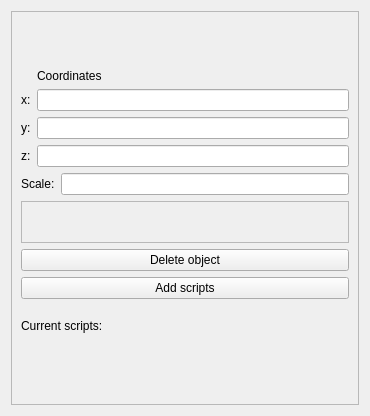
Before: the Qt Designer form UUEngine/EngineUI/objectinfo.ui in Lvuppp/Game-Engine-UUEngine, drawn with Qt 5.
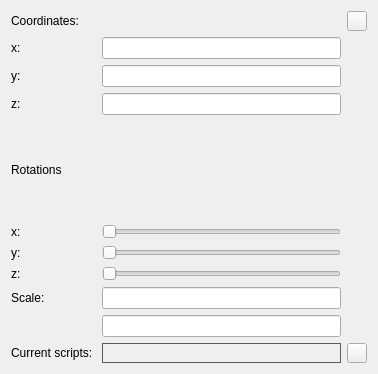
After: the same form once the commit is applied. Icons and pictures are not drawn.

```diff
--- a/UUEngine/EngineUI/objectinfo.ui
+++ b/UUEngine/EngineUI/objectinfo.ui
@@ -6,140 +6,173 @@
    <rect>
     <x>0</x>
     <y>0</y>
-    <width>370</width>
-    <height>416</height>
+    <width>378</width>
+    <height>374</height>
    </rect>
   </property>
   <property name="windowTitle">
    <string>Form</string>
   </property>
-  <layout class="QVBoxLayout" name="verticalLayout">
-   <item>
-    <widget class="QScrollArea" name="scrollArea">
-     <property name="widgetResizable">
-      <bool>true</bool>
-     </property>
-     <widget class="QWidget" name="scrollAreaWidgetContents">
-      <property name="geometry">
-       <rect>
-        <x>0</x>
-        <y>0</y>
-        <width>350</width>
-        <height>396</height>
-       </rect>
-      </property>
-      <layout class="QVBoxLayout" name="verticalLayout_4">
-       <item>
-        <widget class="QLabel" name="objectLabel">
+  <property name="styleSheet">
+   <string notr="true">background-color: rgd(55,55,55);
+font: 11pt &quot;Segoe UI&quot;;</string>
+  </property>
+  <layout class="QGridLayout" name="gridLayout">
+   <item row="10" column="1">
+    <widget class="QLabel" name="scriptsLabel">
+     <property name="styleSheet">
+      <string notr="true">border: 1px solid rgb(90,90,90);</string>
+     </property>
          <property name="text">
           <string/>
-         </property>
-        </widget>
-       </item>
-       <item>
-        <layout class="QHBoxLayout" name="defaultParams">
-         <item>
-          <layout class="QVBoxLayout" name="verticalLayout_2">
-           <item>
-            <layout class="QFormLayout" name="formLayout">
-             <item row="2" column="0">
-              <widget class="QLabel" name="x">
-               <property name="text">
-                <string>x:</string>
                </property>
               </widget>
              </item>
              <item row="4" column="0">
-              <widget class="QLabel" name="y">
+    <widget class="QLabel" name="rotationLabel">
                <property name="text">
-                <string>y:</string>
+      <string>Rotations</string>
                </property>
               </widget>
              </item>
              <item row="6" column="0">
+    <widget class="QLabel" name="y_2">
+     <property name="text">
+      <string>y:</string>
+     </property>
+    </widget>
+   </item>
+   <item row="8" column="1">
+    <widget class="QLineEdit" name="scaleLineEdit"/>
+   </item>
+   <item row="1" column="1">
+    <widget class="QLineEdit" name="xCoordLineEdit"/>
+   </item>
+   <item row="8" column="0">
+    <widget class="QLabel" name="scale">
+     <property name="text">
+      <string>Scale:</string>
+     </property>
+    </widget>
+   </item>
+   <item row="10" column="0">
+    <widget class="QLabel" name="currentScripts">
+     <property name="text">
+      <string>Current scripts: </string>
+     </property>
+    </widget>
+   </item>
+   <item row="5" column="0">
+    <widget class="QLabel" name="x_2">
+     <property name="text">
+      <string>x:</string>
+     </property>
+    </widget>
+   </item>
+   <item row="0" column="2">
+    <widget class="QPushButton" name="pushButton">
+     <property name="maximumSize">
+      <size>
+       <width>20</width>
+       <height>20</height>
+      </size>
+     </property>
+     <property name="baseSize">
+      <size>
+       <width>20</width>
+       <height>20</height>
+      </size>
+     </property>
+     <property name="text">
+      <string/>
+     </property>
+    </widget>
+   </item>
+   <item row="9" column="1">
+    <widget class="QLineEdit" name="lineEdit"/>
+   </item>
+   <item row="1" column="0">
+    <widget class="QLabel" name="x">
+     <property name="text">
+      <string>x:</string>
+     </property>
+    </widget>
+   </item>
+   <item row="5" column="1">
+    <widget class="QSlider" name="xRotation">
+     <property name="orientation">
+      <enum>Qt::Horizontal</enum>
+     </property>
+    </widget>
+   </item>
+   <item row="3" column="0">
               <widget class="QLabel" name="z">
                <property name="text">
                 <string>z:</string>
                </property>
               </widget>
              </item>
+   <item row="2" column="0">
+    <widget class="QLabel" name="y">
+     <property name="text">
+      <string>y:</string>
+     </property>
+    </widget>
+   </item>
              <item row="2" column="1">
-              <widget class="QLineEdit" name="xCoordLineEdit"/>
-             </item>
-             <item row="4" column="1">
               <widget class="QLineEdit" name="yCoordLineEdit"/>
              </item>
-             <item row="6" column="1">
+   <item row="3" column="1">
               <widget class="QLineEdit" name="zCoordLineEdit"/>
              </item>
-             <item row="1" column="1">
+   <item row="7" column="0">
+    <widget class="QLabel" name="z_2">
+     <property name="text">
+      <string>z:</string>
+     </property>
+    </widget>
+   </item>
+   <item row="7" column="1">
+    <widget class="QSlider" name="zRotation">
+     <property name="orientation">
+      <enum>Qt::Horizontal</enum>
+     </property>
+    </widget>
+   </item>
+   <item row="0" column="0">
               <widget class="QLabel" name="coordinates">
                <property name="text">
-                <string>Coordinates</string>
+      <string>Coordinates:</string>
                </property>
               </widget>
              </item>
-            </layout>
-           </item>
-           <item>
-            <layout class="QHBoxLayout" name="horizontalLayout_3">
-             <item>
-              <widget class="QLabel" name="scale">
-               <property name="text">
-                <string>Scale:</string>
+   <item row="6" column="1">
+    <widget class="QSlider" name="yRotation">
+     <property name="orientation">
+      <enum>Qt::Horizontal</enum>
                </property>
               </widget>
              </item>
-             <item>
-              <widget class="QLineEdit" name="scaleLineEdit"/>
-             </item>
-            </layout>
-           </item>
-          </layout>
-         </item>
-        </layout>
-       </item>
-       <item>
-        <widget class="QFrame" name="specificalParams">
-         <property name="frameShape">
-          <enum>QFrame::StyledPanel</enum>
-         </property>
-         <property name="frameShadow">
-          <enum>QFrame::Raised</enum>
-         </property>
-         <layout class="QVBoxLayout" name="verticalLayout_3"/>
-        </widget>
-       </item>
-       <item>
-        <widget class="QPushButton" name="pushButton">
-         <property name="text">
-          <string>Delete object</string>
-         </property>
-        </widget>
-       </item>
-       <item>
+   <item row="10" column="2">
         <widget class="QPushButton" name="addScriptButton">
-         <property name="text">
-          <string>Add scripts</string>
-         </property>
-        </widget>
-       </item>
-       <item>
-        <widget class="QLabel" name="currentScripts">
-         <property name="text">
-          <string>Current scripts: </string>
-         </property>
-        </widget>
-       </item>
-       <item>
-        <widget class="QLabel" name="scriptsLabel">
+     <property name="maximumSize">
+      <size>
+       <width>20</width>
+       <height>20</height>
+      </size>
+     </property>
+     <property name="styleSheet">
+      <string notr="true">font: 16pt &quot;Segoe UI&quot;;</string>
+     </property>
          <property name="text">
           <string/>
          </property>
-        </widget>
-       </item>
-      </layout>
-     </widget>
+     <property name="icon">
+      <iconset theme="accessories-calculator"/>
+     </property>
+     <property name="flat">
+      <bool>false</bool>
+     </property>
     </widget>
    </item>
   </layout>
```
Lines whose indentation alone changed are shown as unchanged.
